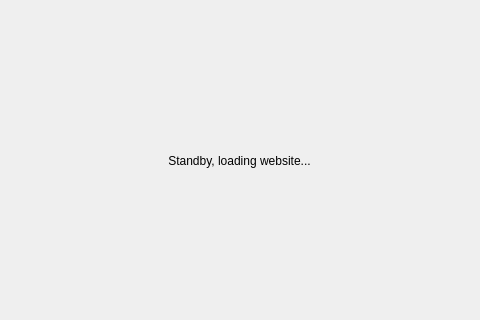
Old version of the form botfather/gui/control_window.ui in the repository botfatherio/botfather; both pictures show x 255 to 735 and y 160 to 480 of the 990 by 616 pixel window.
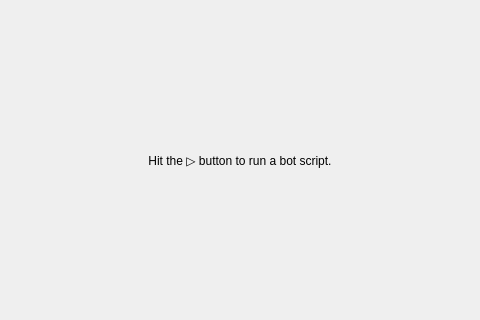
New version of the form. Icons and pictures are not drawn. Custom widgets are drawn as their Qt base class.

Commit message: Changes messages shown when no site has been loaded yet

```diff
--- a/botfather/gui/control_window.ui
+++ b/botfather/gui/control_window.ui
@@ -42,7 +42,7 @@
        </sizepolicy>
       </property>
       <property name="text">
-       <string>Standby, loading website...</string>
+       <string>&lt;html&gt;&lt;head/&gt;&lt;body&gt;&lt;p&gt;Hit the ▷ button to run a bot script.&lt;/p&gt;&lt;/body&gt;&lt;/html&gt;</string>
       </property>
       <property name="alignment">
        <set>Qt::AlignCenter</set>
```
